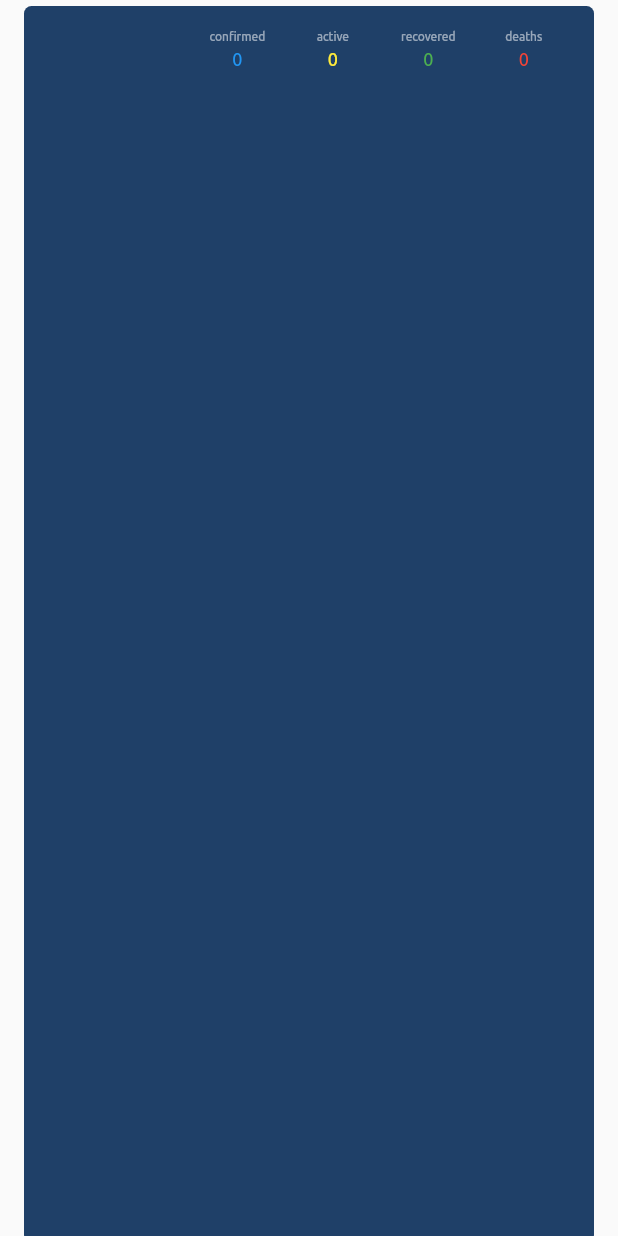
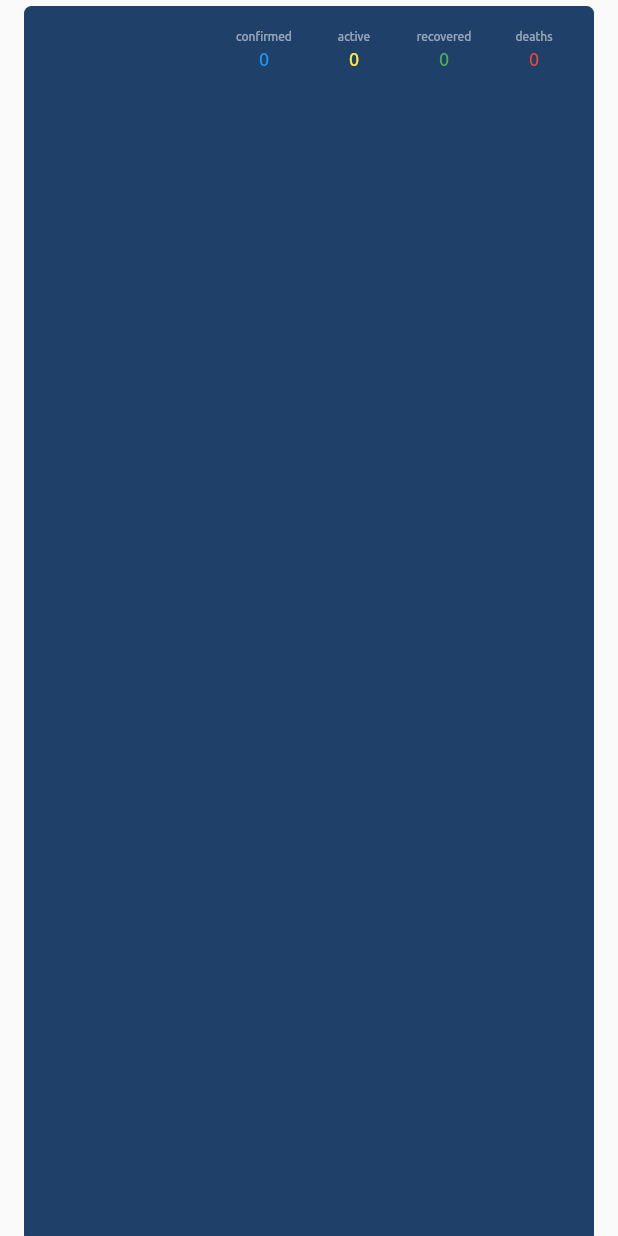
Before and after one commit to HPatel000/Covid-19-Update-flutter, a Flutter app: the ListTileData widget shown alone on an empty page, opened directly with empty values, on a phone screen of 412 x 824 dp. Run offline on Flutter 3.47's test engine with Material 2 defaults, Android fonts, the light colour scheme and no system bars; our stand-ins replace connectivity, font_awesome_flutter, shimmer.

Commit message:
added snapshots

```diff
--- a/lib/widgets/list_tile_data.dart
+++ b/lib/widgets/list_tile_data.dart
@@ -30,12 +30,12 @@ class ListTileData extends StatelessWidget {
           color: Color(0xff1f4068),
           borderRadius: BorderRadius.circular(5.0),
         ),
-        padding: EdgeInsets.all(15.0),
+        padding: EdgeInsets.symmetric(vertical: 15.0, horizontal: 10.0),
         child: Row(
           mainAxisAlignment: MainAxisAlignment.spaceBetween,
           children: <Widget>[
             Flexible(
-              flex: 3,
+              flex: 2,
               fit: FlexFit.tight,
               child: Container(
                 child: Text(
@@ -49,7 +49,7 @@ class ListTileData extends StatelessWidget {
               ),
             ),
             Flexible(
-              flex: 2,
+              flex: 1,
               fit: FlexFit.tight,
               child: DataCol(
                 data: ReusableFunction().formatNumber(confirmed),
@@ -58,7 +58,7 @@ class ListTileData extends StatelessWidget {
               ),
             ),
             Flexible(
-              flex: 2,
+              flex: 1,
               fit: FlexFit.tight,
               child: DataCol(
                 data: ReusableFunction().formatNumber(active),
@@ -67,7 +67,7 @@ class ListTileData extends StatelessWidget {
               ),
             ),
             Flexible(
-              flex: 2,
+              flex: 1,
               fit: FlexFit.tight,
               child: DataCol(
                 data: ReusableFunction().formatNumber(recovered),
@@ -76,7 +76,7 @@ class ListTileData extends StatelessWidget {
               ),
             ),
             Flexible(
-              flex: 2,
+              flex: 1,
               fit: FlexFit.tight,
               child: DataCol(
                 data: ReusableFunction().formatNumber(deaths),
```
Also changed, not shown: info/Shapshots/IMG-20200608-WA0004.jpg (deleted), info/Shapshots/IMG-20200608-WA0006.jpg (deleted), info/Shapshots/IMG-20200608-WA0007.jpg (deleted), info/Snapshots/boost immunity.jpg (added), info/Snapshots/global.jpg (added), info/Snapshots/icon.jpg (added), info/Snapshots/india.jpg (added), info/Snapshots/links.jpg (added), info/Snapshots/loading.jpg (added), info/Snapshots/prevention.jpg (added), info/Snapshots/splash screen.jpg (renamed from info/Shapshots/IMG-20200608-WA0005.jpg), info/Snapshots/symptoms.jpg (added), 19 other files.
